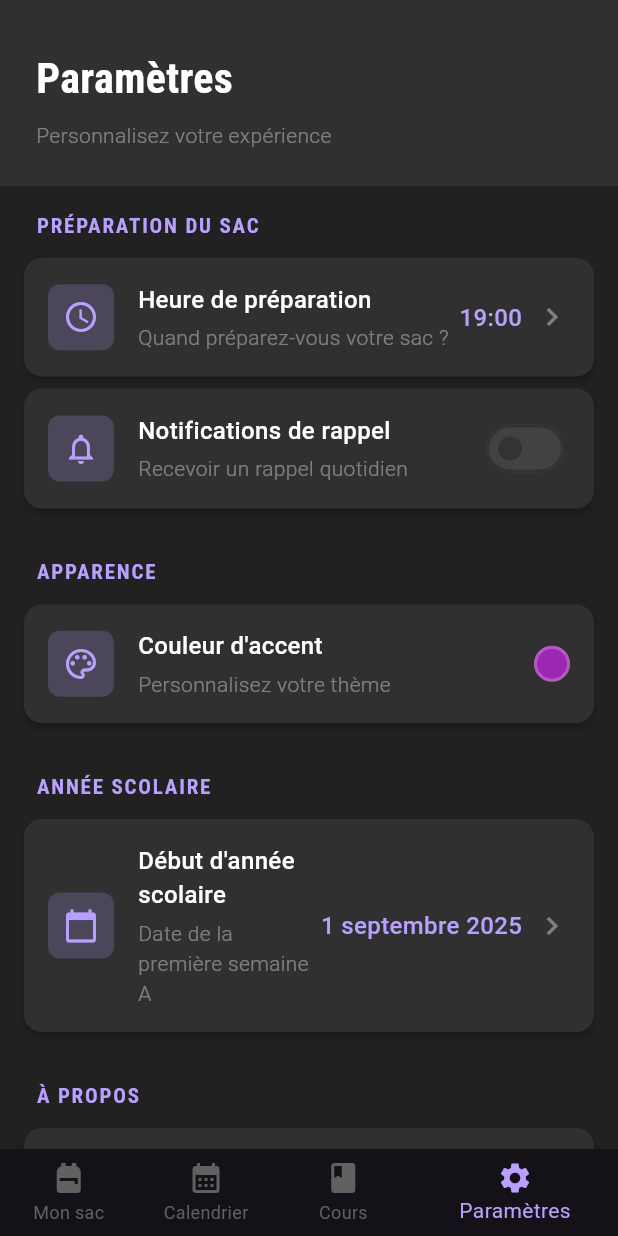
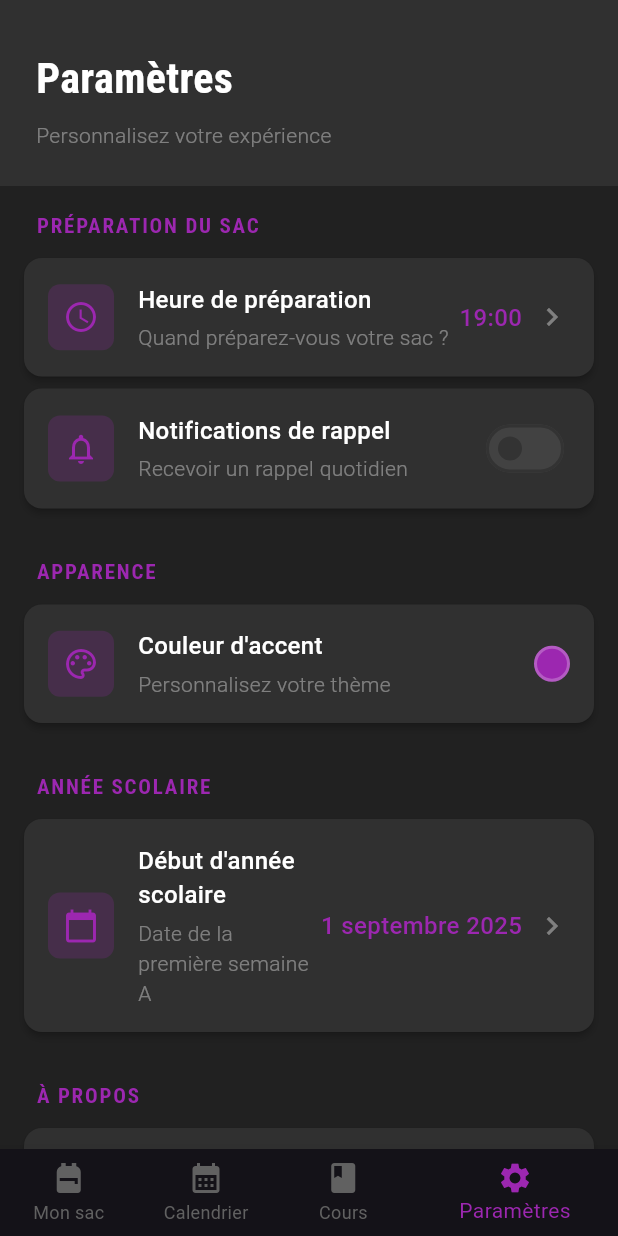
Before and after one commit to kevindjf/dansmonsac, a Flutter app: the HomePage screen opened directly, item 4 of the bottom bar chosen, on a phone screen of 412 x 824 dp. Run offline on Flutter 3.47's test engine with Material 3 defaults, Android fonts, the phone set to English and light mode, and no system bars; our stand-ins replace dartz, flutter_colorpicker, flutter_local_notifications, flutter_riverpod, google_fonts and 4 more; missing offline and left inert: dart:ffi; accounts and stored records are empty; generated files the repository leaves out were written again.

Commit message:
Apply custom accent color throughout UI
Replace all hardcoded AppColors.accent references with Theme.of(context).colorScheme.secondary to ensure the custom accent color chosen in settings is applied consistently across the entire UI.

Changes:
- Settings page: Updated section titles, setting cards, switch widgets, and dialog pickers
- Supply bag page: Updated course titles, checkboxes, and ready banner
- Calendar page: Updated week filter buttons and day selection buttons
- Calendar body: Updated A/B week badges
- Home page: Updated bottom navigation bar
- Course widgets: Updated course titles and supply delete icons
- Onboarding: Updated time selection button

The custom color now properly applies to all purple/accent elements throughout the app.

```diff
--- a/features/main/lib/presentation/home/calendar_body_widget.dart
+++ b/features/main/lib/presentation/home/calendar_body_widget.dart
@@ -253,7 +253,7 @@ class CalendarBodyWidget extends ConsumerWidget {
                           Container(
                             padding: const EdgeInsets.symmetric(horizontal: 4, vertical: 1),
                             decoration: BoxDecoration(
-                              color: AppColors.accent,
+                              color: Theme.of(context).colorScheme.secondary,
                               borderRadius: BorderRadius.circular(3),
                             ),
                             child: Text(
--- a/features/main/lib/presentation/home/home_page.dart
+++ b/features/main/lib/presentation/home/home_page.dart
@@ -16,6 +16,7 @@ class HomePage extends ConsumerWidget {
   @override
   Widget build(BuildContext context, WidgetRef ref) {
     var state = ref.watch(homeControllerProvider);
+    final accentColor = Theme.of(context).colorScheme.secondary;
 
     return Scaffold(
       backgroundColor: Color(0xFF212121),
@@ -38,7 +39,7 @@ class HomePage extends ConsumerWidget {
           }
           ref.read(homeControllerProvider.notifier).changePage(index, page);
         },
-        selectedItemColor: AppColors.accent,
+        selectedItemColor: accentColor,
         unselectedItemColor: Color(0xFF616161),
         showSelectedLabels: true,
         showUnselectedLabels: true,
@@ -66,10 +67,10 @@ class HomePage extends ConsumerWidget {
     );
   }
 
-  Widget getItem(String letter, {bool isSelected = false}) {
+  Widget getItem(String letter, {bool isSelected = false, required Color accentColor}) {
     return Container(
         decoration: BoxDecoration(
-          color: isSelected ? AppColors.accent : Colors.black,
+          color: isSelected ? accentColor : Colors.black,
           // Couleur du fond
           borderRadius:
               BorderRadius.circular(8.0), // Rayon appliqué aux 4 coins
--- a/features/main/lib/presentation/home/settings_page.dart
+++ b/features/main/lib/presentation/home/settings_page.dart
@@ -92,10 +92,11 @@ class _SettingsPageState extends ConsumerState<SettingsPage> {
                 padding: const EdgeInsets.all(16.0),
                 children: [
                   // Section: Préparation du sac
-                  _buildSectionTitle('Préparation du sac'),
+                  _buildSectionTitle('Préparation du sac', context),
                   const SizedBox(height: 8),
 
                   _buildSettingCard(
+                    context: context,
                     icon: Icons.access_time,
                     title: 'Heure de préparation',
                     subtitle: 'Quand préparez-vous votre sac ?',
@@ -114,10 +115,11 @@ class _SettingsPageState extends ConsumerState<SettingsPage> {
                   const SizedBox(height: 24),
 
                   // Section: Apparence
-                  _buildSectionTitle('Apparence'),
+                  _buildSectionTitle('Apparence', context),
                   const SizedBox(height: 8),
 
                   _buildSettingCard(
+                    context: context,
                     icon: Icons.palette_outlined,
                     title: 'Couleur d\'accent',
                     subtitle: 'Personnalisez votre thème',
@@ -137,10 +139,11 @@ class _SettingsPageState extends ConsumerState<SettingsPage> {
                   const SizedBox(height: 24),
 
                   // Section: Année scolaire
-                  _buildSectionTitle('Année scolaire'),
+                  _buildSectionTitle('Année scolaire', context),
                   const SizedBox(height: 8),
 
                   _buildSettingCard(
+                    context: context,
                     icon: Icons.calendar_today,
                     title: 'Début d\'année scolaire',
                     subtitle: 'Date de la première semaine A',
@@ -151,10 +154,11 @@ class _SettingsPageState extends ConsumerState<SettingsPage> {
                   const SizedBox(height: 24),
 
                   // Section: À propos
-                  _buildSectionTitle('À propos'),
+                  _buildSectionTitle('À propos', context),
                   const SizedBox(height: 8),
 
                   _buildSettingCard(
+                    context: context,
                     icon: Icons.info_outline,
                     title: 'Version',
                     subtitle: 'DansMonSac',
@@ -163,6 +167,7 @@ class _SettingsPageState extends ConsumerState<SettingsPage> {
                   ),
 
                   _buildSettingCard(
+                    context: context,
                     icon: Icons.help_outline,
                     title: 'Aide',
                     subtitle: 'Besoin d\'assistance ?',
@@ -180,14 +185,16 @@ class _SettingsPageState extends ConsumerState<SettingsPage> {
     );
   }
 
-  Widget _buildSectionTitle(String title) {
+  Widget _buildSectionTitle(String title, BuildContext context) {
+    final accentColor = Theme.of(context).colorScheme.secondary;
+
     return Padding(
       padding: const EdgeInsets.only(left: 8.0, bottom: 4.0),
       child: Text(
         title.toUpperCase(),
         style: GoogleFonts.robotoCondensed(
           fontSize: 14,
-          color: AppColors.accent,
+          color: accentColor,
           fontWeight: FontWeight.bold,
           letterSpacing: 1.2,
         ),
@@ -196,6 +203,7 @@ class _SettingsPageState extends ConsumerState<SettingsPage> {
   }
 
   Widget _buildSettingCard({
+    required BuildContext context,
     required IconData icon,
     required String title,
     required String subtitle,
@@ -203,6 +211,8 @@ class _SettingsPageState extends ConsumerState<SettingsPage> {
     required VoidCallback? onTap,
     Widget? trailing,
   }) {
+    final accentColor = Theme.of(context).colorScheme.secondary;
+
     return Card(
       color: Color(0xFF303030),
       shape: RoundedRectangleBorder(
@@ -220,12 +230,12 @@ class _SettingsPageState extends ConsumerState<SettingsPage> {
               Container(
                 padding: const EdgeInsets.all(10),
                 decoration: BoxDecoration(
-                  color: AppColors.accent.withOpacity(0.2),
+                  color: accentColor.withOpacity(0.2),
                   borderRadius: BorderRadius.circular(8),
                 ),
                 child: Icon(
                   icon,
-                  color: AppColors.accent,
+                  color: accentColor,
                   size: 24,
                 ),
               ),
@@ -268,7 +278,7 @@ class _SettingsPageState extends ConsumerState<SettingsPage> {
                   Text(
                     value,
                     style: GoogleFonts.roboto(
-                      color: AppColors.accent,
+                      color: accentColor,
                       fontSize: 16,
                       fontWeight: FontWeight.w500,
                     ),
@@ -304,6 +314,8 @@ class _SettingsPageState extends ConsumerState<SettingsPage> {
   }
 
   Future<void> _selectPackTime(BuildContext context) async {
+    final accentColor = Theme.of(context).colorScheme.secondary;
+
     final TimeOfDay? picked = await showTimePicker(
       context: context,
       initialTime: _packTime,
@@ -311,7 +323,7 @@ class _SettingsPageState extends ConsumerState<SettingsPage> {
         return Theme(
           data: ThemeData.dark().copyWith(
             colorScheme: ColorScheme.dark(
-              primary: AppColors.accent,
+              primary: accentColor,
               onPrimary: Colors.white,
               surface: Color(0xFF303030),
               onSurface: Colors.white,
@@ -333,6 +345,8 @@ class _SettingsPageState extends ConsumerState<SettingsPage> {
   }
 
   Future<void> _selectSchoolYearStart(BuildContext context) async {
+    final accentColor = Theme.of(context).colorScheme.secondary;
+
     final DateTime? picked = await showDatePicker(
       context: context,
       initialDate: _schoolYearStart,
@@ -343,7 +357,7 @@ class _SettingsPageState extends ConsumerState<SettingsPage> {
         return Theme(
           data: ThemeData.dark().copyWith(
             colorScheme: ColorScheme.dark(
-              primary: AppColors.accent,
+              primary: accentColor,
               onPrimary: Colors.white,
               surface: Color(0xFF303030),
               onSurface: Colors.white,
@@ -370,6 +384,8 @@ class _SettingsPageState extends ConsumerState<SettingsPage> {
     required bool value,
     required Function(bool) onChanged,
   }) {
+    final accentColor = Theme.of(context).colorScheme.secondary;
+
     return Card(
       color: Color(0xFF303030),
       shape: RoundedRectangleBorder(
@@ -384,12 +400,12 @@ class _SettingsPageState extends ConsumerState<SettingsPage> {
             Container(
               padding: const EdgeInsets.all(10),
               decoration: BoxDecoration(
-                color: AppColors.accent.withOpacity(0.2),
+                color: accentColor.withOpacity(0.2),
                 borderRadius: BorderRadius.circular(8),
               ),
               child: Icon(
                 icon,
-                color: AppColors.accent,
+                color: accentColor,
                 size: 24,
               ),
             ),
@@ -427,7 +443,7 @@ class _SettingsPageState extends ConsumerState<SettingsPage> {
             Switch(
               value: value,
               onChanged: onChanged,
-              activeColor: AppColors.accent,
+              activeColor: accentColor,
             ),
           ],
         ),
@@ -463,6 +479,7 @@ class _SettingsPageState extends ConsumerState<SettingsPage> {
   }
 
   Future<void> _selectAccentColor(BuildContext context) async {
+    final accentColor = Theme.of(context).colorScheme.secondary;
     Color? pickedColor;
 
     await showDialog(
@@ -509,7 +526,7 @@ class _SettingsPageState extends ConsumerState<SettingsPage> {
                 Navigator.of(context).pop();
               },
               style: FilledButton.styleFrom(
-                backgroundColor: AppColors.accent,
+                backgroundColor: accentColor,
                 shape: RoundedRectangleBorder(
                   borderRadius: BorderRadius.circular(8),
                 ),
--- a/features/onboarding/lib/src/presentation/hour/setup_time_page.dart
+++ b/features/onboarding/lib/src/presentation/hour/setup_time_page.dart
@@ -44,6 +44,7 @@ class _OnboardingSetupTimePageState
   Widget build(BuildContext context) {
     final textTheme = Theme.of(context).textTheme;
     final colorScheme = Theme.of(context).colorScheme;
+    final accentColor = Theme.of(context).colorScheme.secondary;
 
     var state = ref.watch(setupTimeOnboardingControllerProvider);
 
@@ -87,7 +88,7 @@ class _OnboardingSetupTimePageState
                 child: FilledButton(
                   onPressed: () => _selectTimePicker(state.setupTime),
                   style: FilledButton.styleFrom(
-                    backgroundColor: AppColors.accent,
+                    backgroundColor: accentColor,
                     padding: const EdgeInsets.symmetric(vertical: 16),
                     shape: RoundedRectangleBorder(
                       borderRadius: BorderRadius.circular(12),
```
Also changed, not shown: features/course/lib/presentation/list/widgets/content_course_holder.dart (+4 -3 lines), features/course/lib/presentation/list/widgets/content_supplies_holder.dart (+5 -3 lines), features/main/lib/presentation/home/calendar_page.dart (+6 -2 lines), features/main/lib/presentation/home/list_supply_page.dart (+11 -7 lines).
